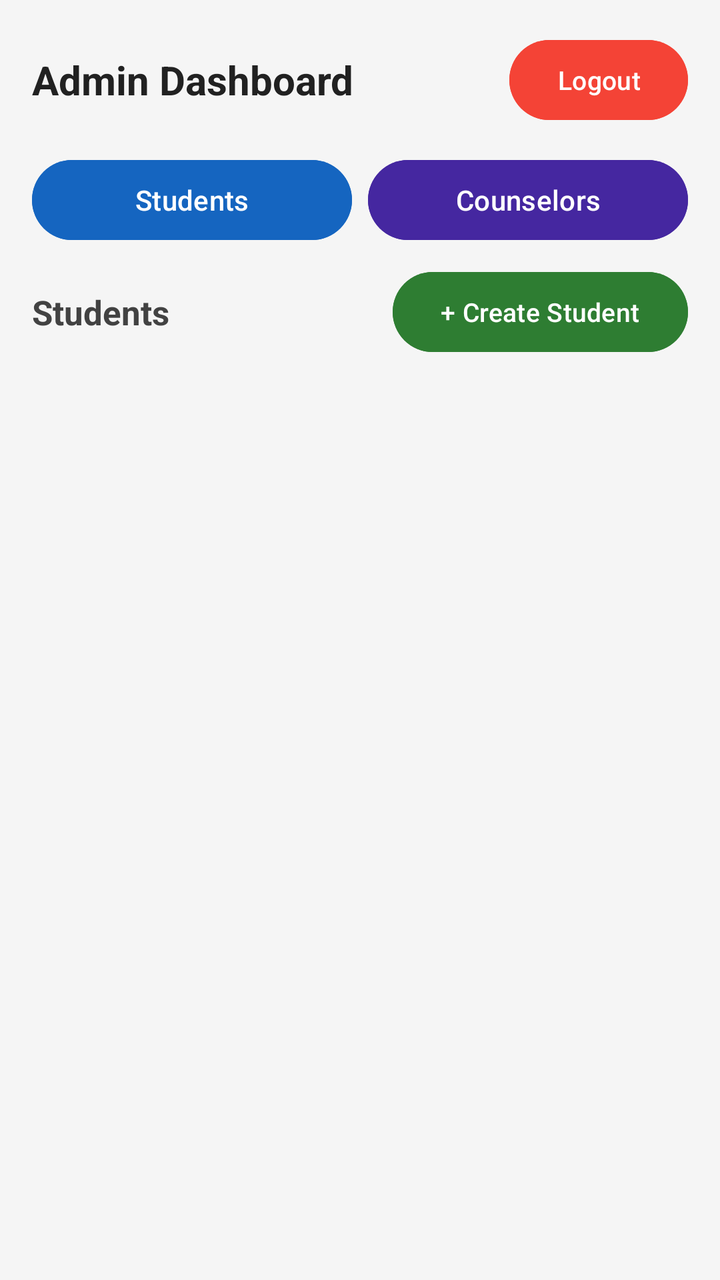
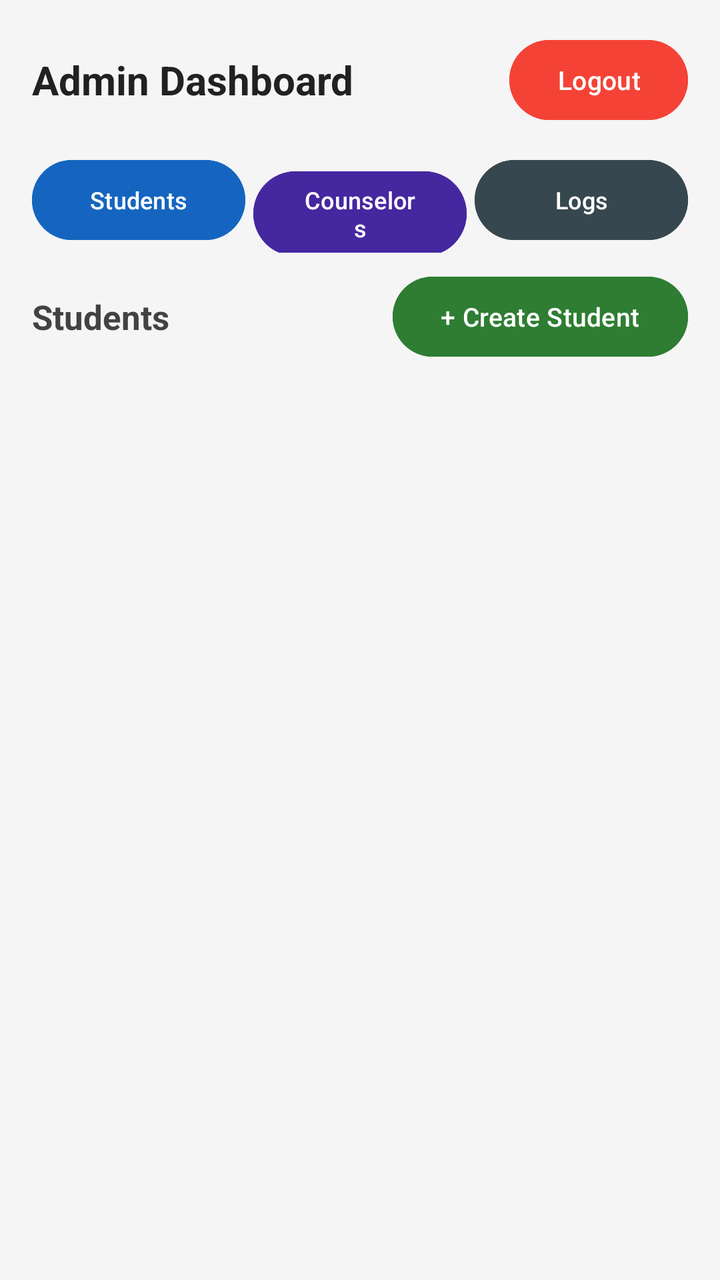

Before-and-after screenshots of an Android layout around one commit, followed by the original layout XML and the change that was made.
<!-- AndroidManifest.xml: application theme Theme.CounsellingApp -->
<!-- res/layout/activity_admin_dashboard.xml -->
<?xml version="1.0" encoding="utf-8"?>
<LinearLayout
    xmlns:android="http://schemas.android.com/apk/res/android"
    android:layout_width="match_parent"
    android:layout_height="match_parent"
    android:orientation="vertical"
    android:padding="16dp"
    android:background="#F5F5F5">

    
    <LinearLayout
        android:layout_width="match_parent"
        android:layout_height="wrap_content"
        android:orientation="horizontal"
        android:gravity="center_vertical"
        android:layout_marginBottom="12dp">

        <TextView
            android:layout_width="0dp"
            android:layout_height="wrap_content"
            android:layout_weight="1"
            android:text="Admin Dashboard"
            android:textSize="20sp"
            android:textStyle="bold"
            android:textColor="#212121"/>

        <Button
            android:id="@+id/btnAdminLogout"
            android:layout_width="wrap_content"
            android:layout_height="wrap_content"
            android:text="Logout"
            android:textSize="13sp"
            android:backgroundTint="#F44336"/>
    </LinearLayout>

    
    <LinearLayout
        android:layout_width="match_parent"
        android:layout_height="wrap_content"
        android:orientation="horizontal"
        android:layout_marginBottom="8dp">

        <Button
            android:id="@+id/btnShowStudents"
            android:layout_width="0dp"
            android:layout_height="wrap_content"
            android:layout_weight="1"
            android:text="Students"
            android:layout_marginEnd="4dp"
            android:backgroundTint="#1565C0"/>

        <Button
            android:id="@+id/btnShowCounselors"
            android:layout_width="0dp"
            android:layout_height="wrap_content"
            android:layout_weight="1"
            android:text="Counselors"
            android:layout_marginStart="4dp"
            android:backgroundTint="#4527A0"/>
    </LinearLayout>

    
    <LinearLayout
        android:layout_width="match_parent"
        android:layout_height="wrap_content"
        android:orientation="horizontal"
        android:gravity="center_vertical"
        android:layout_marginBottom="8dp">

        <TextView
            android:id="@+id/tvAdminSectionTitle"
            android:layout_width="0dp"
            android:layout_height="wrap_content"
            android:layout_weight="1"
            android:text="Students"
            android:textSize="17sp"
            android:textStyle="bold"
            android:textColor="#424242"/>

        
        <Button
            android:id="@+id/btnCreateStudent"
            android:layout_width="wrap_content"
            android:layout_height="wrap_content"
            android:text="+ Create Student"
            android:textSize="13sp"
            android:backgroundTint="#2E7D32"/>

        
        <Button
            android:id="@+id/btnRegisterCounselor"
            android:layout_width="wrap_content"
            android:layout_height="wrap_content"
            android:text="+ Register Counselor"
            android:textSize="13sp"
            android:backgroundTint="#6A1B9A"
            android:visibility="gone"/>
    </LinearLayout>

    
    <ProgressBar
        android:id="@+id/progressBarAdmin"
        android:layout_width="wrap_content"
        android:layout_height="wrap_content"
        android:layout_gravity="center_horizontal"
        android:visibility="gone"/>

    
    <TextView
        android:id="@+id/tvAdminEmpty"
        android:layout_width="match_parent"
        android:layout_height="wrap_content"
        android:text="No records found."
        android:textSize="15sp"
        android:textColor="#757575"
        android:gravity="center"
        android:padding="24dp"
        android:visibility="gone"/>

    
    <androidx.recyclerview.widget.RecyclerView
        android:id="@+id/rvAdminList"
        android:layout_width="match_parent"
        android:layout_height="0dp"
        android:layout_weight="1"
        android:clipToPadding="false"
        android:paddingBottom="8dp"/>

</LinearLayout>
<!-- resources referenced by this layout -->
<resources>
  <style name="Theme.CounsellingApp" parent="Base.Theme.CounsellingApp" />
  <style name="Base.Theme.CounsellingApp" parent="Theme.Material3.DayNight.NoActionBar">
          
          
      </style>
</resources>

<!-- the commit's change to res/layout/activity_admin_dashboard.xml (unified diff, before → after) -->
@@ -46,7 +46,8 @@
             android:layout_height="wrap_content"
             android:layout_weight="1"
             android:text="Students"
-            android:layout_marginEnd="4dp"
+            android:layout_marginEnd="2dp"
+            android:textSize="12sp"
             android:backgroundTint="#1565C0"/>
 
         <Button
@@ -55,9 +56,21 @@
             android:layout_height="wrap_content"
             android:layout_weight="1"
             android:text="Counselors"
-            android:layout_marginStart="4dp"
+            android:layout_marginHorizontal="2dp"
+            android:textSize="12sp"
             android:backgroundTint="#4527A0"/>
+
+        <Button
+            android:id="@+id/btnShowLogs"
+            android:layout_width="0dp"
+            android:layout_height="wrap_content"
+            android:layout_weight="1"
+            android:text="Logs"
+            android:layout_marginStart="2dp"
+            android:textSize="12sp"
+            android:backgroundTint="#37474F"/>
     </LinearLayout>
+
 
     
     <LinearLayout
